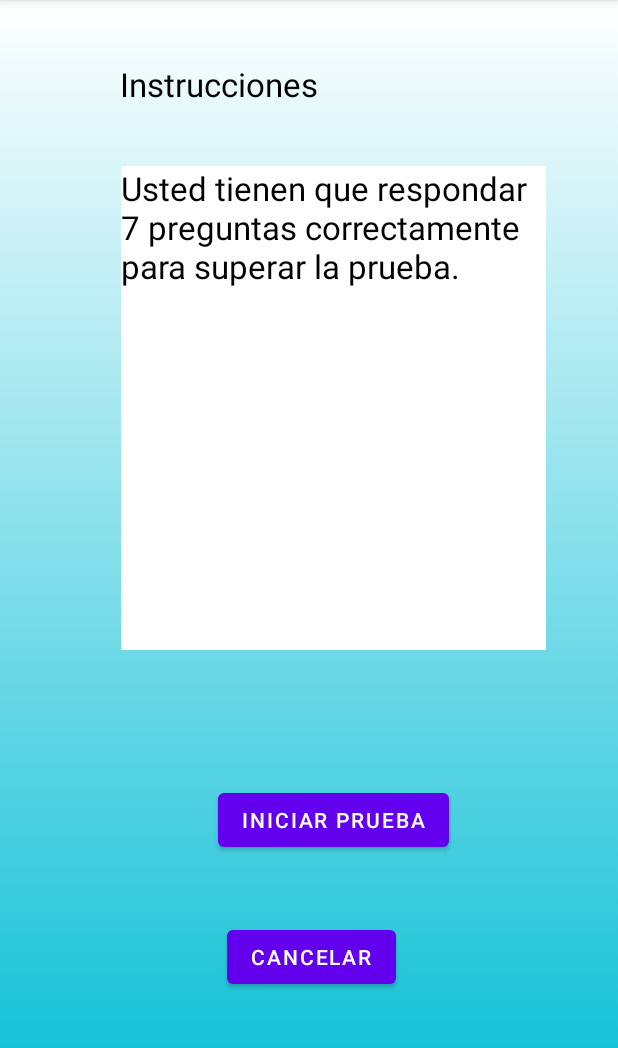
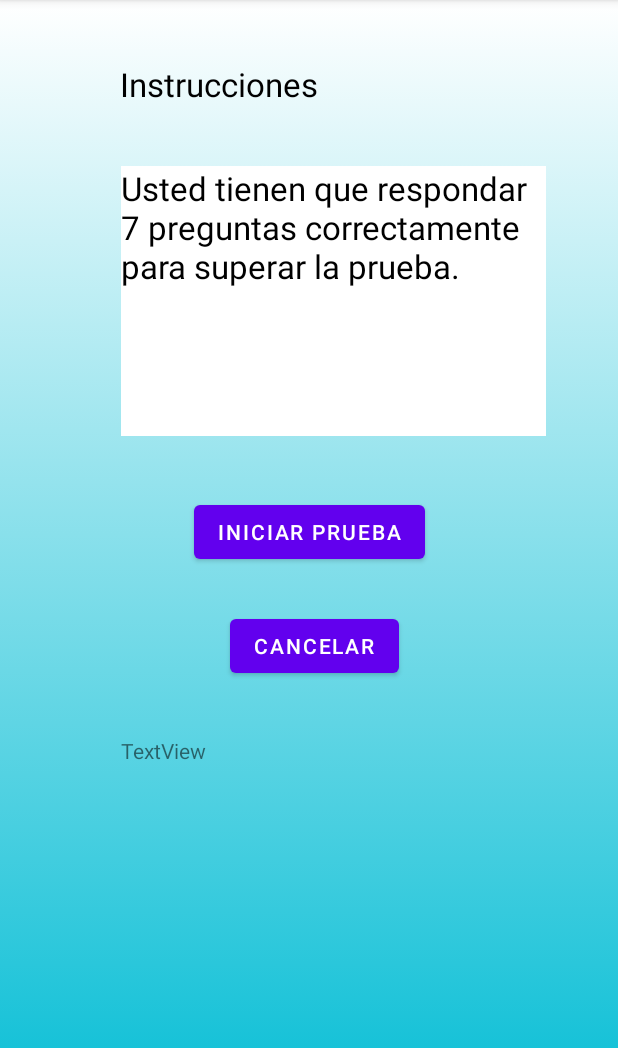
Before and after one commit to EdgardoSalinas/DS6ProyectoFinal, an Android app: the activity_instruccion screen opened directly, with no data from a screen before it, on a phone screen of 412 x 824 dp, the part 84-1132 px from its top. Run offline under Robolectric (Android 15) with nearby library versions, the phone set to English and light mode, and no system bars.

Commit message:
2022_05-10 antes de crear version segun view

```diff
--- a/app/src/main/java/com/example/proj102/activity_instruccion.java
+++ b/app/src/main/java/com/example/proj102/activity_instruccion.java
@@ -1,17 +1,29 @@
 package com.example.proj102;
 //MUESTRA LAS INSTRUCCIONES-->
 //LLAMA LA ACTIVIDAD DE PREGUNTAS Y EL RESULTADO-->
+
 import android.content.Intent;
 import android.os.Bundle;
+import android.util.Log;
 import android.view.View;
 import android.widget.Button;
+import android.widget.TextView;
 
+import androidx.activity.result.ActivityResult;
+import androidx.activity.result.ActivityResultCallback;
+import androidx.activity.result.ActivityResultLauncher;
+import androidx.activity.result.contract.ActivityResultContracts;
 import androidx.appcompat.app.AppCompatActivity;
+
+import java.util.ArrayList;
 
 public class activity_instruccion extends AppCompatActivity {
 
     private Button bt_iniciarprueba;
     private Button bt_cancelarprueba;
+    private TextView tv_tmprespuesta;
+    ArrayList<String> valoresrecibidos = new ArrayList<String>();
+
 
     @Override
     protected void onCreate(Bundle savedInstanceState) {
@@ -23,17 +35,43 @@ public class activity_instruccion extends AppCompatActivity {
 
         bt_iniciarprueba=findViewById(R.id.bt_iniciarprueba);
         bt_cancelarprueba=findViewById(R.id.bt_cancelarprueba);
+        tv_tmprespuesta=findViewById(R.id.tv_tmprespuesta);
+
+        ActivityResultLauncher<Intent> resultLauncher = registerForActivityResult(
+                new ActivityResultContracts.StartActivityForResult(),
+                new ActivityResultCallback<ActivityResult>() {
+                    @Override
+                    public void onActivityResult(ActivityResult result) {
+                        Intent intent = result.getData();
+                        if (intent != null){
+                            try {
+                                Bundle extras = getIntent().getExtras();
+                                String s = extras.getString("resultado");
+                                valoresrecibidos.add(s);
+                                Log.i("*****S en getextras*****", String.valueOf(s));
+                                tv_tmprespuesta.setText(s);
+                            } catch (Exception e){
+                                Log.d("MYERROR en getextras", String.valueOf(e));
+                            }
+//                          String s = extras.getString("resultado");
+//                          tv_tmprespuesta.setText(s);
+//                          tv_tmprespuesta.setText("finllamado");
+                        }
+                    }
+                }
+        );
 
         bt_iniciarprueba.setOnClickListener(new View.OnClickListener() {
             @Override
             public void onClick(View view) {
 
-                for(int i =0; i < 7; i++){
+                for(int i =0; i < 2; i++){
+                    //llamado
                     Intent intent = new Intent(activity_instruccion.this, activity_preguntas_for.class);
-                    startActivity(intent);
+//                    startActivity(intent);
+                    resultLauncher.launch(intent);
                 }
-
-
+//                tv_tmprespuesta.setText(valoresrecibidos.get(0).toString());
 
             }
         });
@@ -45,5 +83,7 @@ public class activity_instruccion extends AppCompatActivity {
             }
         });
 
+
     }
+
 }
--- a/app/src/main/res/layout/activity_instruccion.xml
+++ b/app/src/main/res/layout/activity_instruccion.xml
@@ -29,7 +29,7 @@
         android:layout_width="283dp"
         android:layout_height="0dp"
         android:layout_marginEnd="48dp"
-        android:layout_marginBottom="89dp"
+        android:layout_marginBottom="40dp"
         android:background="#FFFFFF"
         android:ems="10"
         android:gravity="start|top"
@@ -45,22 +45,33 @@
         android:id="@+id/bt_iniciarprueba"
         android:layout_width="wrap_content"
         android:layout_height="wrap_content"
-        android:layout_marginBottom="43dp"
+        android:layout_marginBottom="28dp"
         android:text="Iniciar Prueba"
         app:layout_constraintBottom_toTopOf="@+id/bt_cancelarprueba"
-        app:layout_constraintEnd_toEndOf="@+id/editTextTextMultiLine"
-        app:layout_constraintStart_toStartOf="@+id/editTextTextMultiLine"
+        app:layout_constraintEnd_toEndOf="parent"
+        app:layout_constraintStart_toStartOf="parent"
         app:layout_constraintTop_toBottomOf="@+id/editTextTextMultiLine" />
 
     <Button
         android:id="@+id/bt_cancelarprueba"
         android:layout_width="wrap_content"
         android:layout_height="wrap_content"
-        android:layout_marginStart="6dp"
-        android:layout_marginBottom="106dp"
+        android:layout_marginEnd="17dp"
+        android:layout_marginBottom="36dp"
         android:text="Cancelar"
-        app:layout_constraintBottom_toBottomOf="parent"
-        app:layout_constraintStart_toStartOf="@+id/bt_iniciarprueba"
+        app:layout_constraintBottom_toTopOf="@+id/tv_tmprespuesta"
+        app:layout_constraintEnd_toEndOf="@+id/bt_iniciarprueba"
         app:layout_constraintTop_toBottomOf="@+id/bt_iniciarprueba" />
 
+    <TextView
+        android:id="@+id/tv_tmprespuesta"
+        android:layout_width="293dp"
+        android:layout_height="0dp"
+        android:layout_marginEnd="38dp"
+        android:layout_marginBottom="98dp"
+        android:text="TextView"
+        app:layout_constraintBottom_toBottomOf="parent"
+        app:layout_constraintEnd_toEndOf="parent"
+        app:layout_constraintTop_toBottomOf="@+id/bt_cancelarprueba" />
+
 </androidx.constraintlayout.widget.ConstraintLayout>
--- a/app/src/main/res/layout/activity_preguntas_for.xml
+++ b/app/src/main/res/layout/activity_preguntas_for.xml
@@ -50,14 +50,14 @@
         android:layout_height="0dp"
         android:layout_marginEnd="36dp"
         android:layout_marginBottom="85dp"
-        app:layout_constraintBottom_toTopOf="@+id/radioGroup"
+        app:layout_constraintBottom_toTopOf="@+id/rg_radioGroup1"
         app:layout_constraintEnd_toEndOf="parent"
         app:layout_constraintStart_toEndOf="@+id/tv_pregunta"
         app:layout_constraintTop_toBottomOf="@+id/textView4"
         app:srcCompat="@drawable/imagenresp1" />
 
     <RadioGroup
-        android:id="@+id/radioGroup"
+        android:id="@+id/rg_radioGroup1"
         android:layout_width="274dp"
         android:layout_height="0dp"
         android:layout_marginStart="30dp"
--- a/build.gradle
+++ b/build.gradle
@@ -1,7 +1,7 @@
 // Top-level build file where you can add configuration options common to all sub-projects/modules.
 plugins {
-    id 'com.android.application' version '7.1.3' apply false
-    id 'com.android.library' version '7.1.3' apply false
+    id 'com.android.application' version '7.2.0' apply false
+    id 'com.android.library' version '7.2.0' apply false
 }
 
 task clean(type: Delete) {
```
Also changed, not shown: app/src/main/java/com/example/proj102/activity_preguntas_for.java (+22 -0 lines), app/src/main/res/layout/activity_login.xml (+21 -17 lines), gradle.properties (+8 -13 lines), gradle/wrapper/gradle-wrapper.properties.
